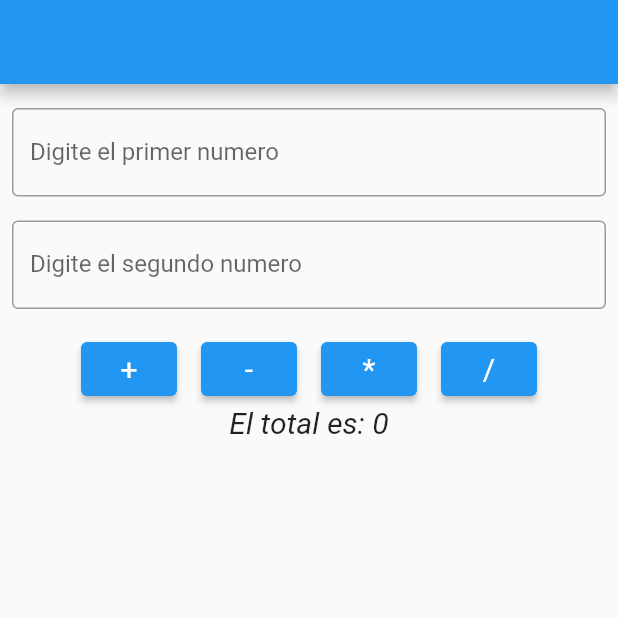
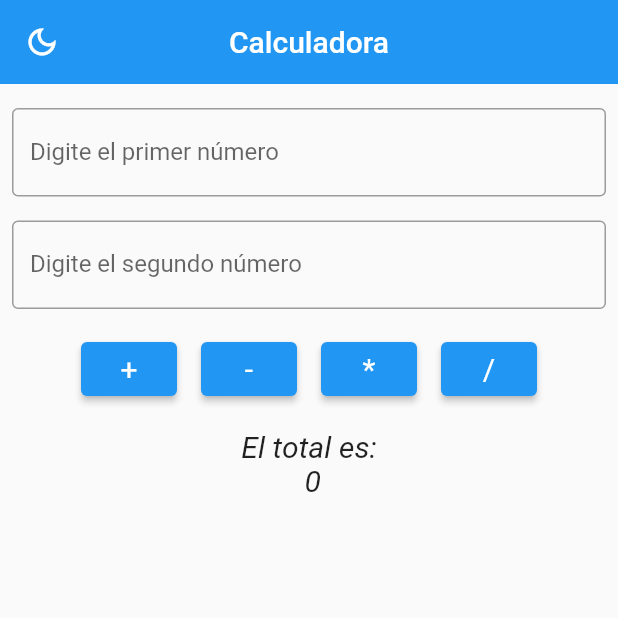
Before and after one commit to datoes93/Calculadora-exeria, a Flutter app: the screen it shows after launch, on a phone screen of 412 x 824 dp, the top half of it. Run offline on Flutter 3.47's test engine with Material 2 defaults, Android fonts, the phone set to English and light mode, and no system bars; our stand-ins replace shared_preferences.

Commit message:
UPDATE: By luismilopez10

```diff
--- a/lib/main.dart
+++ b/lib/main.dart
@@ -1,148 +1,36 @@
 import 'package:flutter/material.dart';
+import 'package:provider/provider.dart';
 
-void main() {
-  runApp(const MyApp());
+import 'screens/screens.dart';
+import 'providers/theme_provider.dart';
+import 'share_preferences/preferences.dart';
+
+void main() async {
+  WidgetsFlutterBinding.ensureInitialized();
+  await Preferences.init();
+  runApp(MultiProvider(
+    providers: [
+      ChangeNotifierProvider(
+        create: (_) => ThemeProvider(isDarkmode: Preferences.isDarkmode),
+      )
+    ],
+    child: const MyApp(),
+  ));
 }
 
 class MyApp extends StatelessWidget {
-  const MyApp({super.key});
+  const MyApp({Key? key}) : super(key: key);
 
   @override
   Widget build(BuildContext context) {
     return MaterialApp(
-      title: 'Calculadora',
-      theme: ThemeData(
-        primarySwatch: Colors.blue,
-      ),
-      home: const MyHomePage(title: 'Calculadora'),
+      debugShowCheckedModeBanner: false,
+      title: 'Material App',
+      initialRoute: HomeScreen.routerHome,
+      routes: {
+        HomeScreen.routerHome: (_) => const HomeScreen(),
+      },
+      theme: Provider.of<ThemeProvider>(context).currentTheme,
     );
   }
 }
-
-class MyHomePage extends StatefulWidget {
-  const MyHomePage({super.key, required this.title});
-
-  final String title;
-
-  @override
-  State<MyHomePage> createState() => _MyHomePageState();
-}
-
-enum Operacion { sumar, restar, multiplicar, dividir }
-
-class _MyHomePageState extends State<MyHomePage> {
-  final _numero1 = TextEditingController();
-  final _numero2 = TextEditingController();
-
-  int _total = 0;
-
-  void _calcular(Enum operacion) {
-    setState(() {
-      switch (operacion) {
-        case Operacion.sumar:
-          _total = int.parse(_numero1.text) + int.parse(_numero2.text);
-          break;
-        case Operacion.restar:
-          _total = int.parse(_numero1.text) - int.parse(_numero2.text);
-          break;
-        case Operacion.multiplicar:
-          _total = int.parse(_numero1.text) * int.parse(_numero2.text);
-          break;
-        case Operacion.dividir:
-          _total = int.parse(_numero1.text) ~/ int.parse(_numero2.text);
-          break;
-      }
-    });
-  }
-
-  @override
-  Widget build(BuildContext context) {
-    return Scaffold(
-      appBar: AppBar(),
-      body: Padding(
-        padding: const EdgeInsets.symmetric(horizontal: 8, vertical: 16),
-        child: Center(
-          child: Column(
-            children: <Widget>[
-              TextFormField(
-                controller: _numero1,
-                decoration: const InputDecoration(
-                    border: OutlineInputBorder(),
-                    labelText: 'Digite el primer numero'),
-              ),
-              const SizedBox(
-                height: 16.0,
-              ),
-              TextFormField(
-                controller: _numero2,
-                decoration: const InputDecoration(
-                    border: OutlineInputBorder(),
-                    labelText: 'Digite el segundo numero'),
-              ),
-              const SizedBox(
-                height: 16.0,
-              ),
-              Row(
-                  mainAxisAlignment: MainAxisAlignment.center,
-                  children: <Widget>[
-                ElevatedButton(
-                  style: TextButton.styleFrom(
-                    textStyle: const TextStyle(fontSize: 20),
-                  ),
-                  onPressed: () {
-                    _calcular(Operacion.sumar);
-                  },
-                  child: const Text('+'),
-                ),
-                const SizedBox(
-                  width: 16.0,
-                ),
-                ElevatedButton(
-                  style: TextButton.styleFrom(
-                    textStyle: const TextStyle(fontSize: 20),
-                  ),
-                  onPressed: () {
-                    _calcular(Operacion.restar);
-                  },
-                  child: const Text('-'),
-                ),
-                const SizedBox(
-                  width: 16.0,
-                ),
-                ElevatedButton(
-                  style: TextButton.styleFrom(
-                    textStyle: const TextStyle(fontSize: 20),
-                  ),
-                  onPressed: () {
-                    _calcular(Operacion.multiplicar);
-                  },
-                  child: const Text('*'),
-                ),
-                const SizedBox(
-                  width: 16.0,
-                ),
-                ElevatedButton(
-                  style: TextButton.styleFrom(
-                    textStyle: const TextStyle(fontSize: 20),
-                  ),
-                  onPressed: () {
-                    _calcular(Operacion.dividir);
-                  },
-                  child: const Text('/'),
-                ),
-              ]),
-              const SizedBox(
-                width: 16.0,
-              ),
-              Text(
-                'El total es: $_total',
-                style:
-                    const TextStyle(fontSize: 20, fontStyle: FontStyle.italic),
-              ),
-            ],
-          ),
-        ),
-      ),
-    );
-  }
-}
--- /dev/null
+++ b/lib/providers/theme_provider.dart
@@ -0,0 +1,20 @@
+import 'package:flutter/material.dart';
+
+import '/theme/app_theme.dart';
+
+class ThemeProvider extends ChangeNotifier {
+  ThemeData currentTheme;
+
+  ThemeProvider({required bool isDarkmode})
+      : currentTheme = isDarkmode ? AppTheme.darkTheme : AppTheme.lightTheme;
+
+  setLightmode() {
+    currentTheme = AppTheme.lightTheme;
+    notifyListeners();
+  }
+
+  setDarkmode() {
+    currentTheme = AppTheme.darkTheme;
+    notifyListeners();
+  }
+}
--- /dev/null
+++ b/lib/screens/home_screen.dart
@@ -0,0 +1,150 @@
+import 'package:flutter/material.dart';
+import 'package:flutter/services.dart';
+import 'package:provider/provider.dart';
+
+import '../providers/theme_provider.dart';
+import '../share_preferences/preferences.dart';
+
+enum Operacion { sumar, restar, multiplicar, dividir }
+
+class HomeScreen extends StatefulWidget {
+  static const String routerHome = 'Home';
+
+  const HomeScreen({Key? key}) : super(key: key);
+
+  @override
+  State<HomeScreen> createState() => _HomeScreenState();
+}
+
+class _HomeScreenState extends State<HomeScreen> {
+  final String numberRegExp = r"^\d+\.?\d{0,6}";
+  final _numero1 = TextEditingController();
+  final _numero2 = TextEditingController();
+  dynamic _total = 0;
+
+  @override
+  Widget build(BuildContext context) {
+    return Scaffold(
+      appBar: AppBar(title: const Text("Calculadora"),
+        leading: IconButton(
+          icon: Icon(Preferences.isDarkmode == true
+            ? Icons.light_mode_outlined
+            : Icons.dark_mode_outlined),
+          onPressed: () {
+            Preferences.isDarkmode = !Preferences.isDarkmode;
+            final themeProvider = Provider.of<ThemeProvider>(context, listen: false);
+
+            Preferences.isDarkmode
+              ? themeProvider.setDarkmode()
+              : themeProvider.setLightmode();
+            setState(() {});
+          },
+        ),
+      ),
+      body: Padding(
+        padding: const EdgeInsets.symmetric(horizontal: 8, vertical: 16),
+        child: Center(
+          child: Column(
+            children: <Widget>[
+              TextFormField(
+                keyboardType: TextInputType.number,
+                inputFormatters: [FilteringTextInputFormatter.allow(RegExp(numberRegExp)),],
+                controller: _numero1,
+                decoration: const InputDecoration(
+                  border: OutlineInputBorder(),
+                  labelText: 'Digite el primer número'),
+              ),
+              const SizedBox(height: 16.0,),
+              TextFormField(
+                keyboardType: TextInputType.number,
+                inputFormatters: [FilteringTextInputFormatter.allow(RegExp(numberRegExp)),],
+                controller: _numero2,
+                decoration: const InputDecoration(
+                  border: OutlineInputBorder(),
+                  labelText: 'Digite el segundo número'),
+              ),
+              const SizedBox(height: 16.0,),
+              Row(
+                mainAxisAlignment: MainAxisAlignment.center,
+                children: <Widget>[
+                  ElevatedButton(
+                    style: TextButton.styleFrom(textStyle: const TextStyle(fontSize: 20),),
+                    onPressed: () {
+                      _calcular(Operacion.sumar);
+                    },
+                    child: const Text('+'),
+                  ),
+                  const SizedBox(width: 16.0,),
+                  ElevatedButton(
+                    style: TextButton.styleFrom(textStyle: const TextStyle(fontSize: 20),),
+                    onPressed: () {
+                      _calcular(Operacion.restar);
+                    },
+                    child: const Text('-'),
+                  ),
+                  const SizedBox(width: 16.0,),
+                  ElevatedButton(
+                    style: TextButton.styleFrom(textStyle: const TextStyle(fontSize: 20),),
+                    onPressed: () {
+                      _calcular(Operacion.multiplicar);
+                    },
+                    child: const Text('*'),
+                  ),
+                  const SizedBox(width: 16.0,),
+                  ElevatedButton(
+                    style: TextButton.styleFrom(textStyle: const TextStyle(fontSize: 20),),
+                    onPressed: () {
+                      _calcular(Operacion.dividir);
+                    },
+                    child: const Text('/'),
+                  ),
+                ]
+              ),
+              const SizedBox(height: 16.0,),
+              Text(
+                'El total es: \n $_total',
+                textAlign: TextAlign.center,
+                style: const TextStyle(fontSize: 20, fontStyle: FontStyle.italic),
+              ),
+            ],
+          ),
+        ),
+      ),
+    );
+  }
+
+  void _calcular(Operacion operacion) {
+    if (_numero1.text.isNotEmpty && _numero2.text.isNotEmpty) {
+      setState(() {
+        switch (operacion) {
+          case Operacion.sumar:
+            double suma = double.parse(_numero1.text) + double.parse(_numero2.text);
+            _setTotal(suma);
+            break;
+          case Operacion.restar:
+            double resta = double.parse(_numero1.text) - double.parse(_numero2.text);
+            _setTotal(resta);
+            break;
+          case Operacion.multiplicar:
+            double multiplicacion = double.parse(_numero1.text) * double.parse(_numero2.text);
+            _setTotal(multiplicacion);
+            break;
+          case Operacion.dividir:
+            double division = double.parse(_numero1.text) / double.parse(_numero2.text); //! Redondear a 2 decimales;
+            _setTotal(division);
+            break;
+        }
+      });
+      return;
+    }
+
+    setState(() {
+      _total = "Que man tan bobo parece bobo también";
+    });
+  }
+
+  void _setTotal(double result) {
+    _total = result % 1 == 0 ? result.toInt() : result;
+    // _total = result % 1 == 0 ? result.toInt() : result.toStringAsFixed(6);
+  }
+}
--- /dev/null
+++ b/lib/screens/screens.dart
@@ -0,0 +1 @@
+export '/screens/home_screen.dart';
--- /dev/null
+++ b/lib/share_preferences/preferences.dart
@@ -0,0 +1,20 @@
+import 'package:shared_preferences/shared_preferences.dart';
+
+class Preferences {
+  static late SharedPreferences _prefs;
+
+  static bool _isDarkmode = false;
+
+  static Future init() async {
+    _prefs = await SharedPreferences.getInstance();
+  }
+
+  static bool get isDarkmode {
+    return _prefs.getBool('isDarkmode') ?? _isDarkmode;
+  }
+
+  static set isDarkmode(bool value) {
+    _isDarkmode = value;
+    _prefs.setBool('isDarkmode', value);
+  }
+}
--- /dev/null
+++ b/lib/theme/app_theme.dart
@@ -0,0 +1,21 @@
+import 'package:flutter/material.dart';
+
+class AppTheme {
+  static const Color primary = Colors.indigo;
+
+  static final ThemeData lightTheme = ThemeData.light().copyWith(
+    primaryColor: primary,
+    appBarTheme: const AppBarTheme(
+      elevation: 0,
+      centerTitle: true,
+    ),
+  );
+
+  static final ThemeData darkTheme = ThemeData.dark().copyWith(
+    primaryColor: primary,
+    appBarTheme: const AppBarTheme(
+      elevation: 0,
+      centerTitle: true,
+    ),
+  );
+}
--- a/pubspec.yaml
+++ b/pubspec.yaml
@@ -36,6 +36,8 @@ dependencies:
   # The following adds the Cupertino Icons font to your application.
   # Use with the CupertinoIcons class for iOS style icons.
   cupertino_icons: ^1.0.2
+  shared_preferences: ^2.0.15
+  provider: ^6.0.5
 
 dev_dependencies:
   flutter_test:
```
Also changed, not shown: lib/widgets/widgets.dart (added), pubspec.lock.
